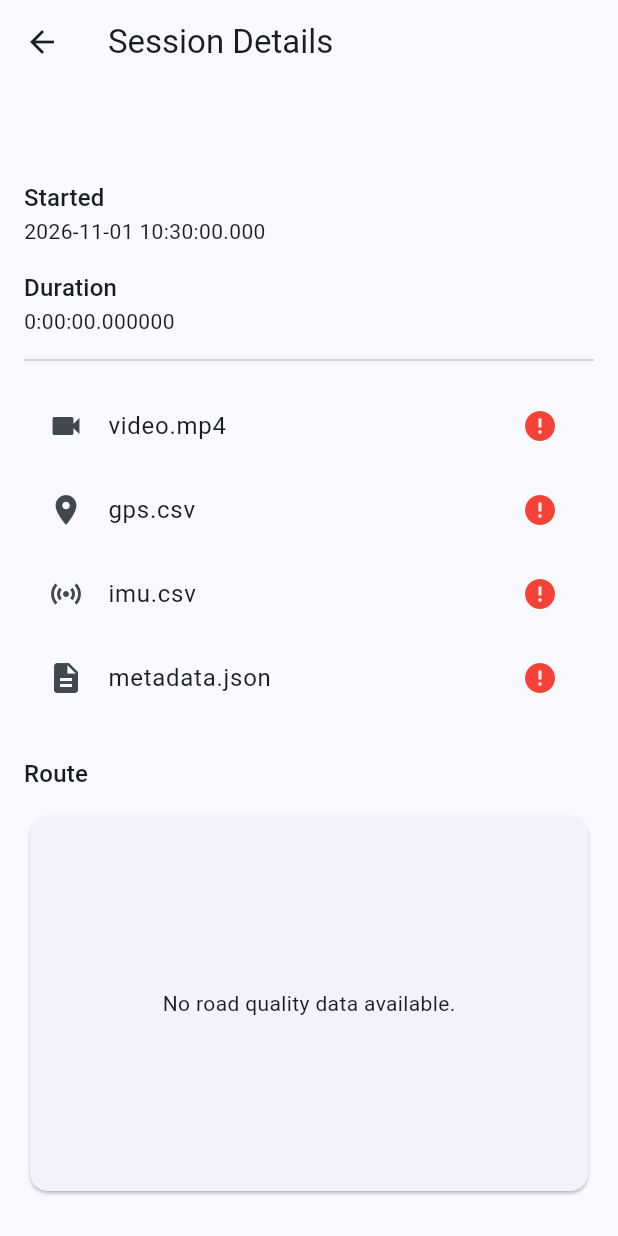
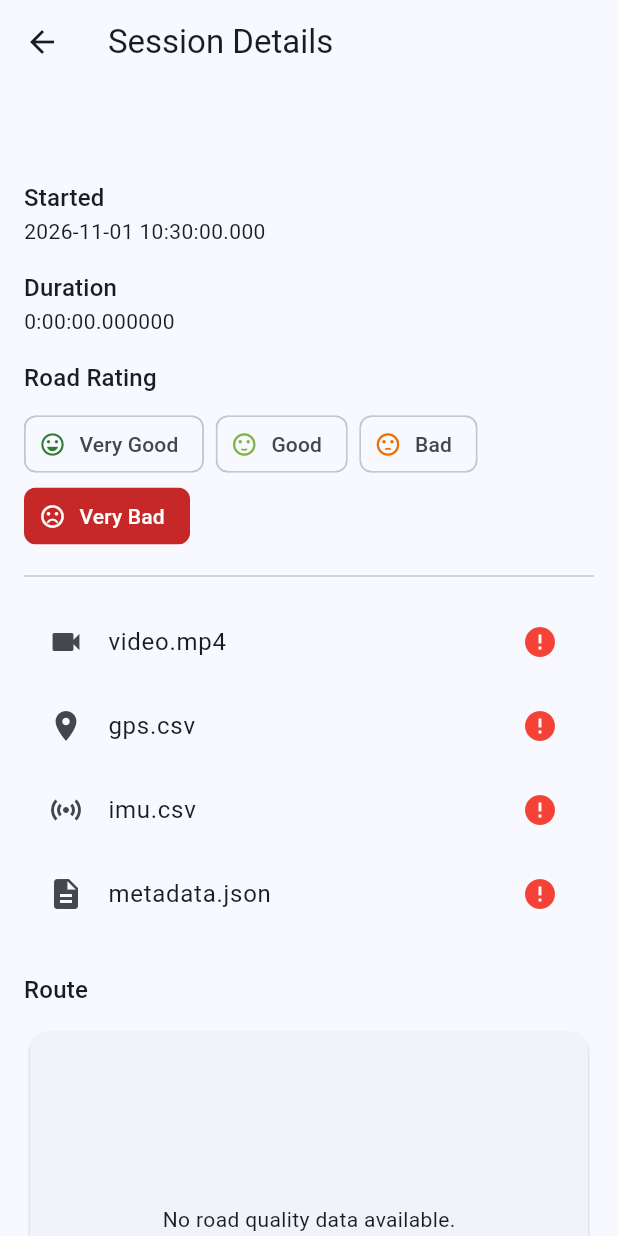
Before and after one commit to nidhiknayak/road-data-collector, a Flutter app: the SessionDetailsPage screen opened directly with empty values, on a phone screen of 412 x 824 dp. Run offline on Flutter 3.47's test engine with Material 3 defaults, Android fonts, the phone set to English and light mode, and no system bars; our stand-ins replace camera, chewie, flutter_map, geolocator, latlong2, permission_handler and 5 more; accounts and stored records are empty.

Commit message:
Release v1.4.0 with per-session road ratings

```diff
--- /dev/null
+++ b/lib/core/models/road_rating.dart
@@ -0,0 +1,35 @@
+import 'package:flutter/material.dart';
+
+enum RoadRating {
+  veryBad(
+    'very_bad',
+    'Very Bad',
+    1,
+    Color(0xFFC62828),
+    Icons.sentiment_very_dissatisfied,
+  ),
+  bad('bad', 'Bad', 2, Color(0xFFEF6C00), Icons.sentiment_dissatisfied),
+  good('good', 'Good', 3, Color(0xFF7CB342), Icons.sentiment_satisfied),
+  veryGood(
+    'very_good',
+    'Very Good',
+    4,
+    Color(0xFF2E7D32),
+    Icons.sentiment_very_satisfied,
+  );
+
+  final String value; // what gets written to JSON
+  final String label;
+  final int score; // 1 (very bad) .. 4 (very good), handy for training
+  final Color color;
+  final IconData icon;
+
+  const RoadRating(this.value, this.label, this.score, this.color, this.icon);
+
+  static RoadRating? fromValue(String? value) {
+    for (final r in RoadRating.values) {
+      if (r.value == value) return r;
+    }
+    return null;
+  }
+}
--- a/lib/core/services/collection_service.dart
+++ b/lib/core/services/collection_service.dart
@@ -35,6 +35,10 @@ class CollectionService {
 
   Directory? _sessionDirectory;
 
+  String? _lastSessionPath;
+
+  String? get lastSessionPath => _lastSessionPath;
+
   DateTime? _sessionStartTime;
   DateTime? _sessionEndTime;
 
@@ -50,7 +54,6 @@ class CollectionService {
     required CameraService cameraService,
     required this._gpsService,
   }) {
-
     _recordingService = RecordingService(cameraService);
   }
 
@@ -58,6 +61,7 @@ class CollectionService {
     if (_sessionDirectory == null) {
       throw Exception("No active session.");
     }
+
     return _sessionDirectory!;
   }
 
@@ -233,6 +237,7 @@ class CollectionService {
 
     // 1. Stop camera. A camera failure must not block GPS/IMU shutdown.
     XFile? video;
+
     if (cameraEnabled) {
       try {
         video = await _recordingService.stopRecording();
@@ -244,6 +249,7 @@ class CollectionService {
           error: e,
           stackTrace: stackTrace,
         );
+
         video = null;
       }
     }
@@ -295,6 +301,7 @@ class CollectionService {
 
     // 5. Copy the recorded video into the session directory, if we have one.
     File? savedVideo;
+
     if (video != null) {
       final destination = getVideoFile();
 
@@ -306,6 +313,7 @@ class CollectionService {
 
       try {
         savedVideo = await File(video.path).copy(destination.path);
+
         LoggerService.info(
           component: _component,
           operation: "stopRecordingSession.videoCopy",
@@ -327,6 +335,8 @@ class CollectionService {
         message: "Camera was enabled but returned no video",
       );
     }
+
+    _lastSessionPath = _sessionDirectory?.path;
 
     // 6. Write metadata. Must happen before endSession() clears the session
     // directory, and must be attempted even if earlier steps failed, so we
@@ -373,6 +383,9 @@ class CollectionService {
       "gps_file": "gps.csv",
       "imu_file": "imu.csv",
       "camera_start_offset_ms": _cameraStartOffsetMs,
+      "road_rating": null,
+      "road_rating_score": null,
+      "rated_at": null,
     };
   }
 
--- a/lib/core/services/correlation_service.dart
+++ b/lib/core/services/correlation_service.dart
@@ -1,6 +1,8 @@
 import 'dart:convert';
 import 'dart:io';
 import 'dart:math';
+
+import '../models/road_rating.dart';
 
 /// Correlates GPS + IMU data against video time, in fixed-size buckets,
 /// and produces a simple pothole signal from accelerometer magnitude.
@@ -43,6 +45,7 @@ class CorrelationService {
     }
 
     final durationMs = metadata["duration_ms"] as int?;
+    final rating = RoadRating.fromValue(metadata["road_rating"] as String?);
     if (durationMs == null) {
       throw Exception("Session metadata is missing duration_ms.");
     }
@@ -89,8 +92,9 @@ class CorrelationService {
       int scan = imuCursor;
       while (scan < imuRows.length && imuRows[scan].elapsedMs < windowEnd) {
         final row = imuRows[scan];
-        final magnitude =
-            sqrt(row.ax * row.ax + row.ay * row.ay + row.az * row.az);
+        final magnitude = sqrt(
+          row.ax * row.ax + row.ay * row.ay + row.az * row.az,
+        );
         final deviation = (magnitude - _gravity).abs();
         if (accelPeak == null || deviation > accelPeak) {
           accelPeak = deviation;
@@ -116,6 +120,8 @@ class CorrelationService {
         "speed": gpsRow?.speed,
         "accel_peak_deviation": accelPeak,
         "pothole": (accelPeak ?? 0) >= potholeThreshold,
+        "road_rating": rating?.value,
+        "road_rating_score": rating?.score,
       });
     }
 
@@ -125,6 +131,8 @@ class CorrelationService {
         "bucket_ms": bucketMs,
         "pothole_threshold": potholeThreshold,
         "camera_start_offset_ms": cameraOffsetMs,
+        "road_rating": rating?.value,
+        "road_rating_score": rating?.score,
         "buckets": buckets,
       }),
     );
@@ -141,12 +149,14 @@ class CorrelationService {
       if (line.trim().isEmpty) continue;
       final parts = line.split(",");
       if (parts.length < 4) continue;
-      rows.add(_ImuRow(
+      rows.add(
+        _ImuRow(
           elapsedMs: int.parse(parts[0]),
           ax: double.parse(parts[1]),
           ay: double.parse(parts[2]),
           az: double.parse(parts[3]),
-      ));
+        ),
+      );
     }
     return rows;
   }
@@ -160,12 +170,14 @@ class CorrelationService {
       if (line.trim().isEmpty) continue;
       final parts = line.split(",");
       if (parts.length < 5) continue;
-      rows.add(_GpsRow(
+      rows.add(
+        _GpsRow(
           elapsedMs: int.parse(parts[0]),
           latitude: double.parse(parts[1]),
           longitude: double.parse(parts[2]),
           speed: double.parse(parts[4]),
-      ));
+        ),
+      );
     }
     return rows;
   }
--- /dev/null
+++ b/lib/core/services/session_rating_service.dart
@@ -0,0 +1,63 @@
+import 'dart:convert';
+import 'dart:io';
+
+import 'package:path/path.dart' as p;
+
+import '../models/road_rating.dart';
+import 'logger_service.dart';
+
+class SessionRatingService {
+  static const String _component = "SessionRatingService";
+  static const JsonEncoder _encoder = JsonEncoder.withIndent("  ");
+
+  Future<void> setRating(String sessionPath, RoadRating rating) async {
+    final metadataFile = File(p.join(sessionPath, "metadata.json"));
+
+    if (!await metadataFile.exists()) {
+      throw Exception("metadata.json not found for this session.");
+    }
+
+    final metadata =
+        jsonDecode(await metadataFile.readAsString()) as Map<String, dynamic>;
+
+    metadata["road_rating"] = rating.value;
+    metadata["road_rating_score"] = rating.score;
+    metadata["rated_at"] = DateTime.now().toIso8601String();
+
+    await metadataFile.writeAsString(_encoder.convert(metadata));
+
+    // If correlation data already exists, keep it in sync.
+    final correlationFile = File(p.join(sessionPath, "correlation.json"));
+    if (await correlationFile.exists()) {
+      try {
+        final data =
+            jsonDecode(await correlationFile.readAsString())
+                as Map<String, dynamic>;
+
+        data["road_rating"] = rating.value;
+        data["road_rating_score"] = rating.score;
+
+        final buckets = data["buckets"];
+        if (buckets is List) {
+          for (final b in buckets) {
+            if (b is Map<String, dynamic>) {
+              b["road_rating"] = rating.value;
+              b["road_rating_score"] = rating.score;
+            }
+          }
+        }
+
+        await correlationFile.writeAsString(_encoder.convert(data));
+      } catch (e, stackTrace) {
+        // Metadata is already saved; don't fail the whole rating over this.
+        LoggerService.error(
+          component: _component,
+          operation: "setRating.patchCorrelation",
+          message: "Failed to update correlation.json with rating",
+          error: e,
+          stackTrace: stackTrace,
+        );
+      }
+    }
+  }
+}
--- a/lib/features/sessions/road_quality_map_widget.dart
+++ b/lib/features/sessions/road_quality_map_widget.dart
@@ -1,6 +1,7 @@
 import 'package:flutter/material.dart';
 import 'package:flutter_map/flutter_map.dart';
 
+import '../../core/models/road_rating.dart';
 import '../../core/services/road_quality_service.dart';
 
 extension RoadQualityColor on RoadQuality {
@@ -33,8 +34,9 @@ extension RoadQualityColor on RoadQuality {
 
 class RoadQualityMapWidget extends StatelessWidget {
   final List<RoadQualitySegment> segments;
+  final RoadRating? rating;
 
-  const RoadQualityMapWidget({super.key, required this.segments});
+  const RoadQualityMapWidget({super.key, required this.segments, this.rating});
 
   @override
   Widget build(BuildContext context) {
@@ -54,14 +56,17 @@ class RoadQualityMapWidget extends StatelessWidget {
       children: [
         SizedBox(
           height: 300,
-          child: FlutterMap(
+          child: Stack(
+            children: [
+              FlutterMap(
                 options: MapOptions(
                   initialCenter: allPoints.first,
                   initialZoom: 16,
                 ),
                 children: [
                   TileLayer(
-                urlTemplate: 'https://tile.openstreetmap.org/{z}/{x}/{y}.png',
+                    urlTemplate:
+                        'https://tile.openstreetmap.org/{z}/{x}/{y}.png',
                     userAgentPackageName: 'com.example.road_data_collector',
                   ),
                   PolylineLayer(
@@ -80,15 +85,39 @@ class RoadQualityMapWidget extends StatelessWidget {
                         point: allPoints.first,
                         width: 40,
                         height: 40,
-                    child: const Icon(Icons.play_circle_fill, color: Colors.blue, size: 32),
+                        child: const Icon(
+                          Icons.play_circle_fill,
+                          color: Colors.blue,
+                          size: 32,
+                        ),
                       ),
                       Marker(
                         point: allPoints.last,
                         width: 40,
                         height: 40,
-                    child: const Icon(Icons.flag, color: Colors.black, size: 32),
+                        child: const Icon(
+                          Icons.flag,
+                          color: Colors.black,
+                          size: 32,
+                        ),
                       ),
                     ],
+                  ),
+                ],
+              ),
+              if (rating != null)
+                Positioned(
+                  top: 8,
+                  right: 8,
+                  child: Chip(
+                    avatar: Icon(rating!.icon, color: Colors.white, size: 18),
+                    label: Text(
+                      "Session: ${rating!.label}",
+                      style: const TextStyle(color: Colors.white),
+                    ),
+                    backgroundColor: rating!.color,
+                    side: BorderSide.none,
+                  ),
                 ),
             ],
           ),
@@ -97,10 +126,12 @@ class RoadQualityMapWidget extends StatelessWidget {
         Wrap(
           spacing: 12,
           children: RoadQuality.values
-              .map((q) => Chip(
+              .map(
+                (q) => Chip(
                   avatar: CircleAvatar(backgroundColor: q.mapColor),
                   label: Text(q.label),
-                  ))
+                ),
+              )
               .toList(),
         ),
       ],
--- a/lib/features/sessions/session_details_page.dart
+++ b/lib/features/sessions/session_details_page.dart
@@ -1,6 +1,9 @@
 import 'dart:io';
 
 import 'package:flutter/material.dart';
+
+import '../../core/models/road_rating.dart';
+import '../../core/services/session_rating_service.dart';
 
 import 'session_model.dart';
 import 'video_player_page.dart';
@@ -19,29 +22,44 @@ import 'road_quality_map_widget.dart';
 class SessionDetailsPage extends StatefulWidget {
   final SessionModel session;
 
-  const SessionDetailsPage({
-    super.key,
-    required this.session,
-  });
+  const SessionDetailsPage({super.key, required this.session});
 
   @override
-  State<SessionDetailsPage> createState() =>
-      _SessionDetailsPageState();
+  State<SessionDetailsPage> createState() => _SessionDetailsPageState();
 }
 
-class _SessionDetailsPageState
-    extends State<SessionDetailsPage> {
-  final RoadQualityService _qualityService =
-      RoadQualityService();
+class _SessionDetailsPageState extends State<SessionDetailsPage> {
+  final RoadQualityService _qualityService = RoadQualityService();
 
   List<RoadQualitySegment> _segments = [];
+  final SessionRatingService _ratingService = SessionRatingService();
+  RoadRating? _rating;
+  bool _savingRating = false;
 
   bool _loadingRoute = true;
 
   @override
   void initState() {
     super.initState();
+    _rating = widget.session.rating;
     _loadRoute();
+  }
+
+  Future<void> _setRating(RoadRating rating) async {
+    if (_savingRating) return;
+    setState(() => _savingRating = true);
+    try {
+      await _ratingService.setRating(widget.session.path, rating);
+      if (!mounted) return;
+      setState(() => _rating = rating);
+    } catch (e) {
+      if (!mounted) return;
+      ScaffoldMessenger.of(
+        context,
+      ).showSnackBar(SnackBar(content: Text("Failed to save rating: $e")));
+    } finally {
+      if (mounted) setState(() => _savingRating = false);
+    }
   }
 
   Future<void> _loadRoute() async {
@@ -57,11 +75,7 @@ class _SessionDetailsPageState
     });
   }
 
-  Widget fileTile(
-    IconData icon,
-    String name,
-    String filePath,
-  ) {
+  Widget fileTile(IconData icon, String name, String filePath) {
     final exists = File(filePath).existsSync();
 
     return ListTile(
@@ -77,9 +91,7 @@ class _SessionDetailsPageState
   @override
   Widget build(BuildContext context) {
     return Scaffold(
-      appBar: AppBar(
-        title: const Text("Session Details"),
-      ),
+      appBar: AppBar(title: const Text("Session Details")),
       body: ListView(
         padding: const EdgeInsets.all(16),
         children: [
@@ -90,43 +102,46 @@ class _SessionDetailsPageState
 
           const SizedBox(height: 16),
 
-          Text(
-            "Started",
-            style: Theme.of(context).textTheme.titleMedium,
-          ),
+          Text("Started", style: Theme.of(context).textTheme.titleMedium),
 
-          Text(
-            widget.session.startTime?.toString() ?? "-",
-          ),
+          Text(widget.session.startTime?.toString() ?? "-"),
 
           const SizedBox(height: 16),
 
-          Text(
-            "Duration",
-            style: Theme.of(context).textTheme.titleMedium,
-          ),
+          Text("Duration", style: Theme.of(context).textTheme.titleMedium),
 
           Text(widget.session.duration.toString()),
 
+          const SizedBox(height: 16),
+          Text("Road Rating", style: Theme.of(context).textTheme.titleMedium),
+          const SizedBox(height: 8),
+          Wrap(
+            spacing: 8,
+            children: RoadRating.values.reversed.map((r) {
+              final selected = _rating == r;
+              return ChoiceChip(
+                avatar: Icon(
+                  r.icon,
+                  size: 18,
+                  color: selected ? Colors.white : r.color,
+                ),
+                label: Text(r.label),
+                labelStyle: TextStyle(color: selected ? Colors.white : null),
+                selected: selected,
+                selectedColor: r.color,
+                showCheckmark: false,
+                onSelected: _savingRating ? null : (_) => _setRating(r),
+              );
+            }).toList(),
+          ),
+
           const Divider(height: 32),
 
-          fileTile(
-            Icons.videocam,
-            "video.mp4",
-            widget.session.videoPath,
-          ),
+          fileTile(Icons.videocam, "video.mp4", widget.session.videoPath),
 
-          fileTile(
-            Icons.location_on,
-            "gps.csv",
-            widget.session.gpsPath,
-          ),
+          fileTile(Icons.location_on, "gps.csv", widget.session.gpsPath),
 
-          fileTile(
-            Icons.sensors,
-            "imu.csv",
-            widget.session.imuPath,
-          ),
+          fileTile(Icons.sensors, "imu.csv", widget.session.imuPath),
 
           fileTile(
             Icons.description,
@@ -136,29 +151,19 @@ class _SessionDetailsPageState
 
           const SizedBox(height: 24),
 
-          Text(
-            "Route",
-            style: Theme.of(context).textTheme.titleMedium,
-          ),
+          Text("Route", style: Theme.of(context).textTheme.titleMedium),
 
           const SizedBox(height: 12),
 
           _loadingRoute
-              ? const Center(
-                  child: CircularProgressIndicator(),
-                )
-              : RoadQualityMapWidget(
-                  segments: _segments,
-                ),
+              ? const Center(child: CircularProgressIndicator())
+              : RoadQualityMapWidget(segments: _segments, rating: _rating),
 
           const SizedBox(height: 24),
 
           const Divider(height: 32),
 
-          Text(
-            "Data Viewers",
-            style: Theme.of(context).textTheme.titleMedium,
-          ),
+          Text("Data Viewers", style: Theme.of(context).textTheme.titleMedium),
 
           const SizedBox(height: 12),
 
@@ -167,9 +172,8 @@ class _SessionDetailsPageState
               Navigator.push(
                 context,
                 MaterialPageRoute(
-                  builder: (_) => GpsViewerPage(
-                    gpsPath: widget.session.gpsPath,
-                  ),
+                  builder: (_) =>
+                      GpsViewerPage(gpsPath: widget.session.gpsPath),
                 ),
               );
             },
@@ -184,9 +188,8 @@ class _SessionDetailsPageState
               Navigator.push(
                 context,
                 MaterialPageRoute(
-                  builder: (_) => ImuViewerPage(
-                    imuPath: widget.session.imuPath,
-                  ),
+                  builder: (_) =>
+                      ImuViewerPage(imuPath: widget.session.imuPath),
                 ),
               );
             },
@@ -220,9 +223,8 @@ class _SessionDetailsPageState
               Navigator.push(
                 context,
                 MaterialPageRoute(
-                  builder: (_) => VideoPlayerPage(
-                    videoPath: widget.session.videoPath,
-                  ),
+                  builder: (_) =>
+                      VideoPlayerPage(videoPath: widget.session.videoPath),
                 ),
               );
             },
@@ -239,9 +241,8 @@ class _SessionDetailsPageState
               showDialog(
                 context: context,
                 barrierDismissible: false,
-                builder: (_) => const Center(
-                  child: CircularProgressIndicator(),
-                ),
+                builder: (_) =>
+                    const Center(child: CircularProgressIndicator()),
               );
 
               try {
@@ -265,15 +266,12 @@ class _SessionDetailsPageState
               showDialog(
                 context: context,
                 barrierDismissible: false,
-                builder: (_) => const Center(
-                  child: CircularProgressIndicator(),
-                ),
+                builder: (_) =>
+                    const Center(child: CircularProgressIndicator()),
               );
 
               try {
-                await correlator.generate(
-                  sessionPath: widget.session.path,
-                );
+                await correlator.generate(sessionPath: widget.session.path);
 
                 if (!context.mounted) return;
                 Navigator.pop(context); // close loading dialog
@@ -306,7 +304,9 @@ class _SessionDetailsPageState
               if (!File(widget.session.correlationPath).existsSync()) {
                 ScaffoldMessenger.of(context).showSnackBar(
                   const SnackBar(
-                    content: Text("No correlation data yet — generate it first."),
+                    content: Text(
+                      "No correlation data yet — generate it first.",
+                    ),
                   ),
                 );
                 return;
@@ -334,9 +334,8 @@ class _SessionDetailsPageState
               showDialog(
                 context: context,
                 barrierDismissible: false,
-                builder: (_) => const Center(
-                  child: CircularProgressIndicator(),
-                ),
+                builder: (_) =>
+                    const Center(child: CircularProgressIndicator()),
               );
 
               try {
@@ -371,9 +370,7 @@ class _SessionDetailsPageState
           const SizedBox(height: 12),
 
           FilledButton.icon(
-            style: FilledButton.styleFrom(
-              backgroundColor: Colors.red,
-            ),
+            style: FilledButton.styleFrom(backgroundColor: Colors.red),
             onPressed: () async {
               final confirm = await showDialog<bool>(
                 context: context,
@@ -405,11 +402,9 @@ class _SessionDetailsPageState
 
               Navigator.pop(context, true);
 
-              ScaffoldMessenger.of(context).showSnackBar(
-                const SnackBar(
-                  content: Text("Session deleted."),
-                ),
-              );
+              ScaffoldMessenger.of(
+                context,
+              ).showSnackBar(const SnackBar(content: Text("Session deleted.")));
             },
             icon: const Icon(Icons.delete),
             label: const Text("Delete Session"),
--- a/lib/features/sessions/session_model.dart
+++ b/lib/features/sessions/session_model.dart
@@ -1,14 +1,18 @@
+import '../../core/models/road_rating.dart';
+
 class SessionModel {
   final String id;
   final String path;
   final DateTime? startTime;
   final Duration duration;
+  final RoadRating? rating;
 
   const SessionModel({
     required this.id,
     required this.path,
     required this.startTime,
     required this.duration,
+    this.rating,
   });
 
   String get videoPath => "$path/video.mp4";
--- a/pubspec.yaml
+++ b/pubspec.yaml
@@ -2,7 +2,7 @@ name: road_data_collector
 description: "A Flutter app for collecting road condition data."
 publish_to: 'none'
 
-version: 1.3.0+3
+version: 1.4.0+4
 
 environment:
   sdk: ">=3.12.2 <4.0.0"
```
Also changed, not shown: analysis_options.yaml (+9 -0 lines), lib/core/services/session_service.dart (+10 -20 lines), lib/features/recording/recording_page.dart (+47 -38 lines), lib/features/sessions/rating_sheet.dart (added, +56 -0 lines), lib/features/sessions/sessions_page.dart (+14 -31 lines), pubspec.lock, 6 other files. Lines whose indentation alone changed are shown as unchanged.
